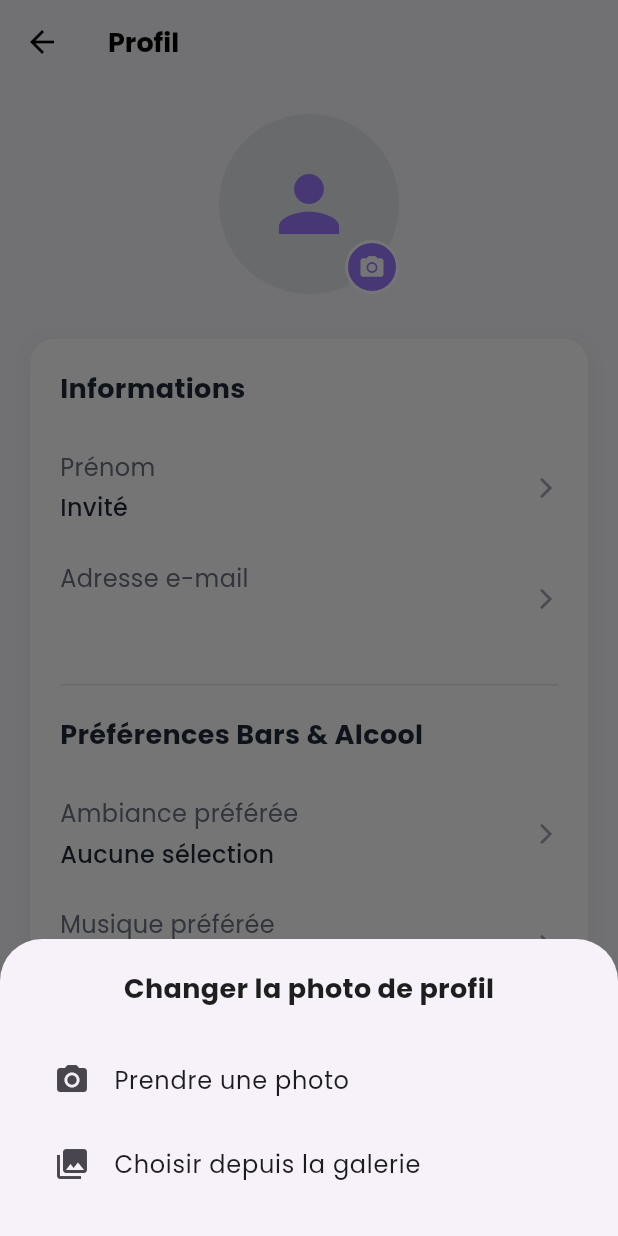
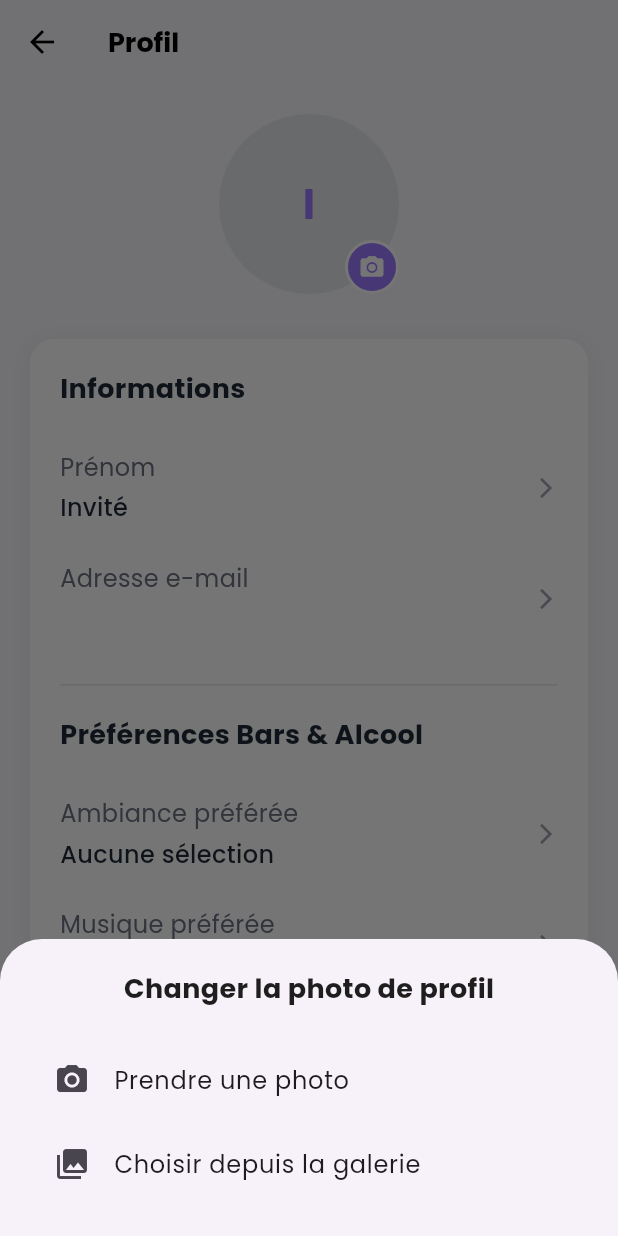
Before and after one commit to VictorHaegeman/Barly, a Flutter app: the ProfilePage screen opened directly, after a tap on the "camera alt" icon, on a phone screen of 412 x 824 dp. Run offline on Flutter 3.47's test engine with Material 3 defaults, Android fonts, the phone set to English and light mode, and no system bars; our stand-ins replace carousel_slider, geolocator, google_fonts, google_maps_flutter, supabase_flutter; accounts and stored records are empty.

```diff
--- a/frontend/lib/config/supabase_options.dart
+++ b/frontend/lib/config/supabase_options.dart
@@ -1,4 +1,4 @@
-/// Renseigne tes clés Supabase via --dart-define ou en dur ici pour le dev local.
+/// Renseigne tes clés Supabase via --dart-define.
 /// En production, toujours utiliser les variables d'environnement.
 class SupabaseOptions {
   static const url =
@@ -6,7 +6,8 @@
   static const anonKey =
       String.fromEnvironment('SUPABASE_ANON_KEY', defaultValue: '');
 
-  /// Valeurs de secours pour le développement local (à supprimer en prod).
+  /// Valeurs de secours pour le développement local (laisser vide pour éviter
+  /// de compromettre des clés en clair dans le code).
   static const fallbackUrl = '';
   static const fallbackAnonKey = '';
 
--- a/frontend/lib/main.dart
+++ b/frontend/lib/main.dart
@@ -36,15 +36,14 @@
       title: 'Barly',
       debugShowCheckedModeBanner: false,
       theme: AppTheme.light(),
+      home: const SplashGate(),
       routes: {
-        '/': (_) => const SplashGate(),
         '/login': (_) => const LoginPage(),
         '/register': (_) => const RegisterPage(),
         '/map': (_) => const MapPage(),
         '/boosts': (_) => const BoostsPage(),
         '/home': (_) => const MainTabs(),
       },
-      home: const SplashGate(),
     );
   }
 }
--- a/frontend/lib/pages/profile_page.dart
+++ b/frontend/lib/pages/profile_page.dart
@@ -145,24 +145,34 @@
   }
 
   Widget _buildProfilePicture() {
+    final initials = (userInfo['firstName'] ?? '')
+        .toString()
+        .trim()
+        .split(' ')
+        .where((p) => p.isNotEmpty)
+        .map((p) => p[0].toUpperCase())
+        .take(2)
+        .join();
+
     return Stack(
       children: [
         CircleAvatar(
           radius: 60,
           backgroundColor: const Color(0xFFE5E7EB),
-          child: ClipOval(
-            child: Image.network(
-              'https://images.unsplash.com/photo-1507003211169-0a1dd7228f2d?w=200&h=200&fit=crop&crop=face',
-              width: 120,
-              height: 120,
-              fit: BoxFit.cover,
-              errorBuilder: (context, error, stackTrace) => const Icon(
-                Icons.person,
-                size: 60,
-                color: Color(0xFF9B7BFF),
-              ),
-            ),
-          ),
+          child: initials.isNotEmpty
+              ? Text(
+                  initials,
+                  style: const TextStyle(
+                    fontSize: 28,
+                    fontWeight: FontWeight.bold,
+                    color: Color(0xFF9B7BFF),
+                  ),
+                )
+              : const Icon(
+                  Icons.person,
+                  size: 60,
+                  color: Color(0xFF9B7BFF),
+                ),
         ),
         Positioned(
           bottom: 0,
--- a/frontend/lib/services/api_service.dart
+++ b/frontend/lib/services/api_service.dart
@@ -6,6 +6,8 @@
 class ApiService {
   ApiService() : client = Supabase.instance.client;
   final SupabaseClient client;
+
+  bool get isAuthenticated => client.auth.currentSession != null;
 
   Future<String?> get token async => client.auth.currentSession?.accessToken;
 
```
Also changed, not shown: frontend/lib/pages/events_page.dart (+13 -8 lines), frontend/lib/pages/home_page.dart (+11 -4 lines), 4 other files.
